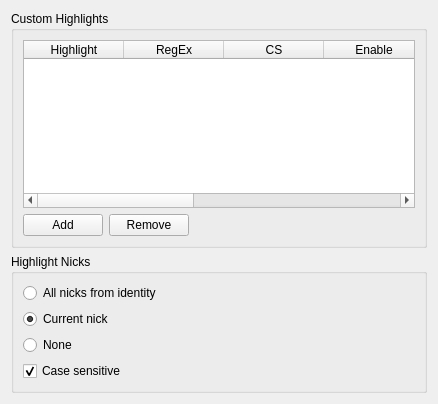
This is src/qtui/settingspages/corehighlightsettingspage.ui in quassel/quassel as Qt 5 draws it before an edit. The edited form follows.
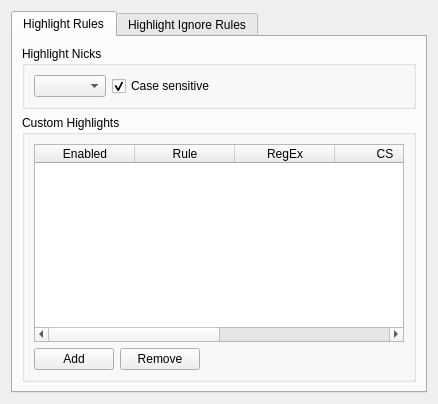
This is the edited form.

Commit message: Redesigned the core highlight settings page

```diff
--- a/src/qtui/settingspages/corehighlightsettingspage.ui
+++ b/src/qtui/settingspages/corehighlightsettingspage.ui
@@ -15,137 +15,241 @@
   </property>
   <layout class="QVBoxLayout">
    <item>
-    <widget class="QGroupBox" name="groupBox">
-     <property name="title">
-      <string>Custom Highlights</string>
+    <widget class="QTabWidget" name="tabWidget">
+     <property name="currentIndex">
+      <number>0</number>
      </property>
-     <layout class="QVBoxLayout" name="verticalLayout">
-      <item>
-       <widget class="QTableWidget" name="highlightTable">
-        <property name="toolTip">
-         <string/>
-        </property>
-        <property name="styleSheet">
-         <string notr="true"/>
-        </property>
-        <column>
-         <property name="text">
-          <string>Highlight</string>
+     <widget class="QWidget" name="highlightTab">
+      <attribute name="title">
+       <string>Highlight Rules</string>
+      </attribute>
+      <layout class="QVBoxLayout" name="verticalLayout_3">
+       <item>
+        <widget class="QGroupBox" name="nickBox">
+         <property name="title">
+          <string>Highlight Nicks</string>
          </property>
-        </column>
-        <column>
-         <property name="text">
-          <string>RegEx</string>
+         <layout class="QHBoxLayout" name="horizontalLayout">
+          <item>
+           <widget class="QComboBox" name="highlightNicksComboBox">
+            <property name="sizePolicy">
+             <sizepolicy hsizetype="Preferred" vsizetype="Fixed">
+              <horstretch>0</horstretch>
+              <verstretch>0</verstretch>
+             </sizepolicy>
+            </property>
+            <property name="minimumSize">
+             <size>
+              <width>0</width>
+              <height>0</height>
+             </size>
+            </property>
+            <property name="currentIndex">
+             <number>-1</number>
+            </property>
+            <property name="sizeAdjustPolicy">
+             <enum>QComboBox::AdjustToContents</enum>
+            </property>
+           </widget>
+          </item>
+          <item>
+           <widget class="QCheckBox" name="nicksCaseSensitive">
+            <property name="text">
+             <string>Case sensitive</string>
+            </property>
+            <property name="checked">
+             <bool>true</bool>
+            </property>
+           </widget>
+          </item>
+          <item>
+           <spacer name="horizontalSpacer">
+            <property name="orientation">
+             <enum>Qt::Horizontal</enum>
+            </property>
+            <property name="sizeHint" stdset="0">
+             <size>
+              <width>40</width>
+              <height>20</height>
+             </size>
+            </property>
+           </spacer>
+          </item>
+         </layout>
+        </widget>
+       </item>
+       <item>
+        <widget class="QGroupBox" name="rulesBox">
+         <property name="title">
+          <string>Custom Highlights</string>
          </property>
-        </column>
-        <column>
-         <property name="text">
-          <string>CS</string>
+         <layout class="QVBoxLayout" name="highlightLayout">
+          <item>
+           <widget class="QTableWidget" name="highlightTable">
+            <property name="toolTip">
+             <string/>
+            </property>
+            <property name="styleSheet">
+             <string notr="true"/>
+            </property>
+            <column>
+             <property name="text">
+              <string>Enabled</string>
+             </property>
+            </column>
+            <column>
+             <property name="text">
+              <string>Rule</string>
+             </property>
+            </column>
+            <column>
+             <property name="text">
+              <string>RegEx</string>
+             </property>
+            </column>
+            <column>
+             <property name="text">
+              <string>CS</string>
+             </property>
+            </column>
+            <column>
+             <property name="text">
+              <string>Sender</string>
+             </property>
+            </column>
+            <column>
+             <property name="text">
+              <string>Channel</string>
+             </property>
+            </column>
+           </widget>
+          </item>
+          <item>
+           <layout class="QHBoxLayout" name="highlightButtonBarLayout">
+            <property name="topMargin">
+             <number>0</number>
+            </property>
+            <property name="bottomMargin">
+             <number>0</number>
+            </property>
+            <item>
+             <widget class="QPushButton" name="highlightAdd">
+              <property name="text">
+               <string>Add</string>
+              </property>
+             </widget>
+            </item>
+            <item>
+             <widget class="QPushButton" name="highlightRemove">
+              <property name="text">
+               <string>Remove</string>
+              </property>
+             </widget>
+            </item>
+            <item>
+             <spacer name="highlightButtonBarSpacer">
+              <property name="orientation">
+               <enum>Qt::Horizontal</enum>
+              </property>
+              <property name="sizeHint" stdset="0">
+               <size>
+                <width>40</width>
+                <height>20</height>
+               </size>
+              </property>
+             </spacer>
+            </item>
+           </layout>
+          </item>
+         </layout>
+        </widget>
+       </item>
+      </layout>
+     </widget>
+     <widget class="QWidget" name="ignoredTab">
+      <attribute name="title">
+       <string>Highlight Ignore Rules</string>
+      </attribute>
+      <layout class="QVBoxLayout" name="ignoredLayout">
+       <item>
+        <widget class="QTableWidget" name="ignoredTable">
+         <property name="toolTip">
+          <string/>
          </property>
-        </column>
-        <column>
-         <property name="text">
-          <string>Enable</string>
+         <property name="styleSheet">
+          <string notr="true"/>
          </property>
-        </column>
-        <column>
-         <property name="text">
-          <string>Inverse</string>
-         </property>
-        </column>
-        <column>
-         <property name="text">
-          <string>Sender</string>
-         </property>
-        </column>
-        <column>
-         <property name="text">
-          <string>Channel</string>
-         </property>
-        </column>
-       </widget>
-      </item>
-      <item>
-       <layout class="QHBoxLayout" name="horizontalLayout">
-        <property name="topMargin">
-         <number>0</number>
-        </property>
-        <property name="bottomMargin">
-         <number>0</number>
-        </property>
-        <item>
-         <widget class="QPushButton" name="add">
+         <column>
           <property name="text">
-           <string>Add</string>
+           <string>Enabled</string>
           </property>
-         </widget>
-        </item>
-        <item>
-         <widget class="QPushButton" name="remove">
+         </column>
+         <column>
           <property name="text">
-           <string>Remove</string>
+           <string>Rule</string>
           </property>
-         </widget>
-        </item>
-        <item>
-         <spacer name="horizontalSpacer">
-          <property name="orientation">
-           <enum>Qt::Horizontal</enum>
+         </column>
+         <column>
+          <property name="text">
+           <string>RegEx</string>
           </property>
-          <property name="sizeHint" stdset="0">
-           <size>
-            <width>40</width>
-            <height>20</height>
-           </size>
+         </column>
+         <column>
+          <property name="text">
+           <string>CS</string>
           </property>
-         </spacer>
-        </item>
-       </layout>
-      </item>
-     </layout>
-    </widget>
-   </item>
-   <item>
-    <widget class="QGroupBox" name="groupBox_2">
-     <property name="title">
-      <string>Highlight Nicks</string>
-     </property>
-     <layout class="QVBoxLayout">
-      <item>
-       <widget class="QRadioButton" name="highlightAllNicks">
-        <property name="text">
-         <string>All nicks from identity</string>
-        </property>
-       </widget>
-      </item>
-      <item>
-       <widget class="QRadioButton" name="highlightCurrentNick">
-        <property name="text">
-         <string>Current nick</string>
-        </property>
-        <property name="checked">
-         <bool>true</bool>
-        </property>
-       </widget>
-      </item>
-      <item>
-       <widget class="QRadioButton" name="highlightNoNick">
-        <property name="text">
-         <string>None</string>
-        </property>
-       </widget>
-      </item>
-      <item>
-       <widget class="QCheckBox" name="nicksCaseSensitive">
-        <property name="text">
-         <string>Case sensitive</string>
-        </property>
-        <property name="checked">
-         <bool>true</bool>
-        </property>
-       </widget>
-      </item>
-     </layout>
+         </column>
+         <column>
+          <property name="text">
+           <string>Sender</string>
+          </property>
+         </column>
+         <column>
+          <property name="text">
+           <string>Channel</string>
+          </property>
+         </column>
+        </widget>
+       </item>
+       <item>
+        <layout class="QHBoxLayout" name="ignoredButtonBarLayout">
+         <property name="topMargin">
+          <number>0</number>
+         </property>
+         <property name="bottomMargin">
+          <number>0</number>
+         </property>
+         <item>
+          <widget class="QPushButton" name="ignoredAdd">
+           <property name="text">
+            <string>Add</string>
+           </property>
+          </widget>
+         </item>
+         <item>
+          <widget class="QPushButton" name="ignoredRemove">
+           <property name="text">
+            <string>Remove</string>
+           </property>
+          </widget>
+         </item>
+         <item>
+          <spacer name="ignoredButtonBarSpacer">
+           <property name="orientation">
+            <enum>Qt::Horizontal</enum>
+           </property>
+           <property name="sizeHint" stdset="0">
+            <size>
+             <width>40</width>
+             <height>20</height>
+            </size>
+           </property>
+          </spacer>
+         </item>
+        </layout>
+       </item>
+      </layout>
+     </widget>
     </widget>
    </item>
   </layout>
```
Left out of the diff: 19 changed lines with no effect on the pictures. The commit also changes 3 other files.
